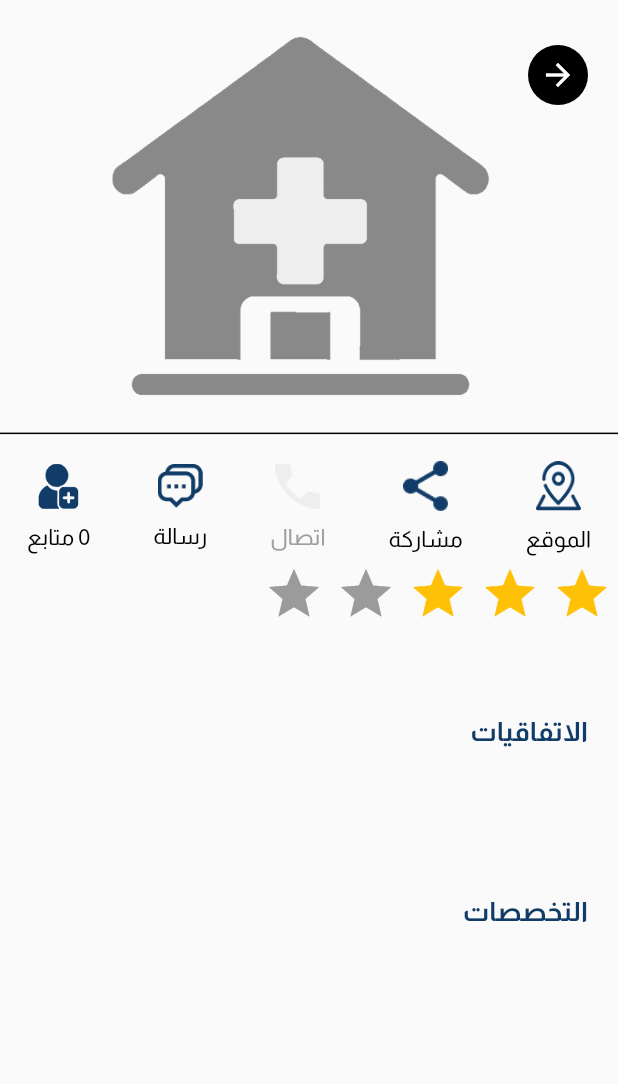
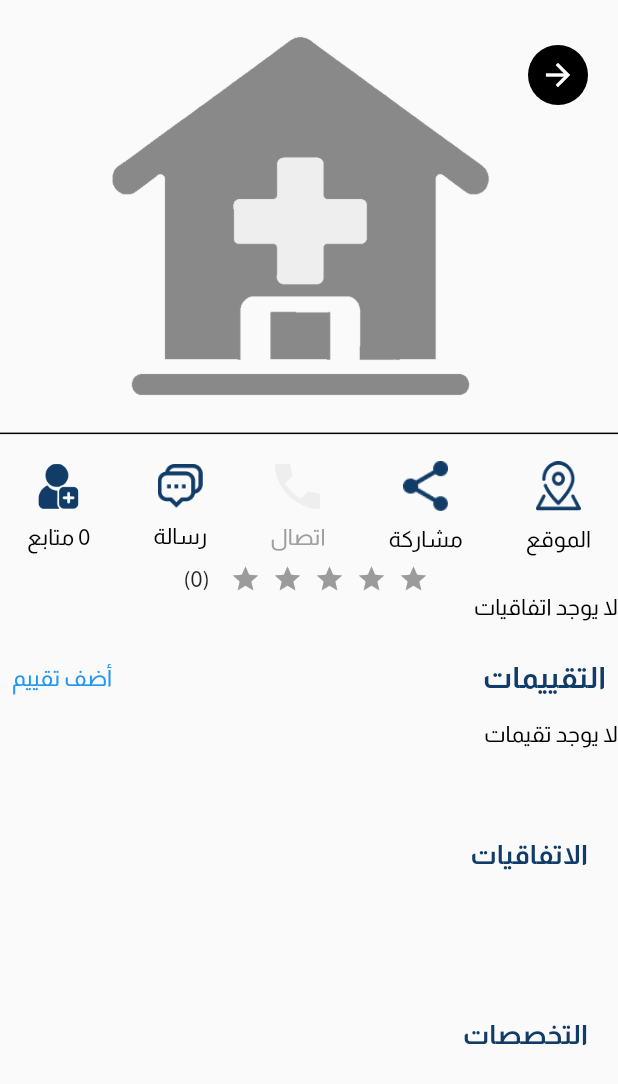
Before and after one commit to Mohamed8223/business_card, a Flutter app: the ClinicDetails screen opened directly, on a phone screen of 412 x 824 dp. Shown: the top 1084 px of the screen. Run offline on Flutter 3.47's test engine with Material 3 defaults, Android fonts, the light colour scheme and no system bars; drawn by our look-alikes of flutter_rating_bar; our stand-ins replace cached_network_image, cloud_firestore, dotted_border, easy_stepper, file_picker, firebase_auth and 18 more; missing offline and left inert: firebase_app_check, firebase_auth_platform_interface, flutter_facebook_auth, g_recaptcha_v3, geolocator_android, geolocator_apple and 3 more; accounts and stored records are empty; generated files the repository leaves out were written again.

Commit message:
rating add done

```diff
--- a/lib/features/clinics/presentation/views/clinic_details.dart
+++ b/lib/features/clinics/presentation/views/clinic_details.dart
@@ -14,7 +14,9 @@ import 'package:clinigram_app/features/doctors/providers/register_clinic_provide
 import 'package:clinigram_app/features/main/main.dart';
 import 'package:clinigram_app/features/profile/data/models/rating_model.dart';
 import 'package:clinigram_app/features/profile/data/repositries/profile_repo.dart';
+import 'package:clinigram_app/features/profile/presentation/widgets/doctor_card.dart';
 import 'package:clinigram_app/features/profile/profile.dart';
+import 'package:clinigram_app/features/profile/providers/rate_provider.dart';
 import 'package:clinigram_app/features/translation/provider/app_language_provider.dart';
 import 'package:flutter/material.dart';
 import 'package:clinigram_app/features/translation/data/generated/l10n.dart';
@@ -37,6 +39,19 @@ class _ClinicDetailsState extends ConsumerState<ClinicDetails> {
   late final _scrollController = ScrollController();
 
   final horizontalPadding = 20.0;
+  double calculateAverageRate(List<RatingModel> ratings) {
+    if (ratings.isEmpty) {
+      return 0.0;
+    }
+
+    double totalRating = 0.0;
+
+    for (var rating in ratings) {
+      totalRating += rating.rating;
+    }
+
+    return totalRating / ratings.length;
+  }
 
   @override
   void initState() {
@@ -48,7 +63,15 @@ class _ClinicDetailsState extends ConsumerState<ClinicDetails> {
     _scrollController.dispose();
     super.dispose();
   }
-
+  bool isRated(String userID, List<RatingModel> state) {
+    RatingModel rate;
+    for (rate in state) {
+      if (rate.userId == userID) {
+        return true;
+      }
+    }
+    return false;
+  }
 
   @override
   Widget build(BuildContext context) {
@@ -56,7 +79,7 @@ class _ClinicDetailsState extends ConsumerState<ClinicDetails> {
     String a=clinicModel.getLocalizedFullName(ref);
     clinicModel.ratings;
     double b=0;
-
+   final String userId;
     List<String> mainSpec = [], subSpec = [];
     for (var element in clinicModel.specialists) {
       mainSpec.add(element.nameAr);
@@ -64,7 +87,7 @@ class _ClinicDetailsState extends ConsumerState<ClinicDetails> {
         subSpec.add(element.nameAr);
       }
     }
-
+final rateProvider = ref.watch(rateProviderProvider(clinicModel.id));
     return Scaffold(
         body: ListView(
       children: [
@@ -73,7 +96,88 @@ class _ClinicDetailsState extends ConsumerState<ClinicDetails> {
           height: 10,
         ),
         const ClinicCommandsBar(),
-         const ClinicRatingBar(),
+       Row(
+                  mainAxisAlignment: MainAxisAlignment.center,
+                  children: [
+                    RatingBar.builder(
+                      initialRating: rateProvider.isNotEmpty
+                          ? calculateAverageRate(rateProvider)
+                          : 0,
+                      itemSize: 20,
+                      minRating: 1,
+                      direction: Axis.horizontal,
+                      allowHalfRating: true,
+                      itemCount: 5,
+                      itemPadding: const EdgeInsets.symmetric(horizontal: 4.0),
+                      itemBuilder: (context, _) => const Icon(
+                        Icons.star,
+                        color: Colors.amber,
+                      ),
+                      onRatingUpdate: (rating) {
+                        // The onRatingUpdate callback is not used when ignoreGestures is true.
+                      },
+                      ignoreGestures: true, // Disable user interaction
+                    ),
+                    const SizedBox(width: 10),
+                    Text(
+                        '(${rateProvider.isNotEmpty ? rateProvider.length : 0})'),
+                  ],
+                ),
+        // const ClinicRatingBar(),
+
+        if (clinicModel.id.isEmpty) ...[
+            const Text(
+              "لا يوجد اتفاقيات",
+              style: TextStyle(color: Colors.black),
+            ),
+          ],
+          const SizedBox(
+            height: 20,
+          ),
+
+          if (rateProvider.isNotEmpty) ...[
+            RatingsAndCommentsWidget(
+              userId: clinicModel.id,
+              IsmyProfile: clinicModel.certificationsVerified,
+            ),
+          ],
+          if (rateProvider.isEmpty) ...[
+            Padding(
+              padding: const EdgeInsets.all(8.0),
+              child: Row(
+                mainAxisAlignment: MainAxisAlignment.spaceBetween,
+                children: [
+                  Text(
+                    S.of(context).AddRate_ratings,
+                    style: const TextStyle(
+                      fontSize: 20,
+                      fontWeight: FontWeight.bold,
+                      color: Color(0xff113c67),
+                    ),
+                  ),
+                  if (!isRated(clinicModel.id, rateProvider) ) ...[
+                    GestureDetector(
+                      onTap: () async {
+                        showRatingDialog(context, clinicModel.id);
+                      },
+                      child: Center(
+                          child: Text(
+                        S.of(context).AddRate_add_rate,
+                        style: const TextStyle(color: Colors.blue),
+                      )),
+                    ),
+                  ]
+                ],
+              ),
+            ),
+            const SizedBox(
+              height: 10,
+            ),
+            const Text(
+              "لا يوجد تقيمات",
+              style: TextStyle(color: Colors.black),
+            ),
+          ],
         const SizedBox(
           height: 20,
         ),
```
